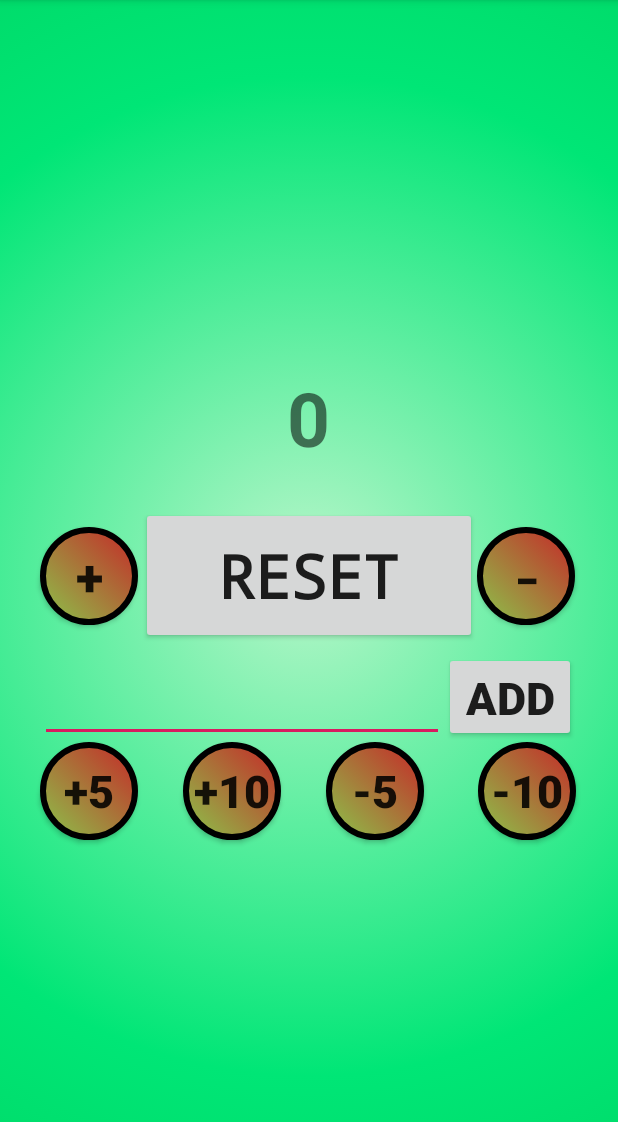
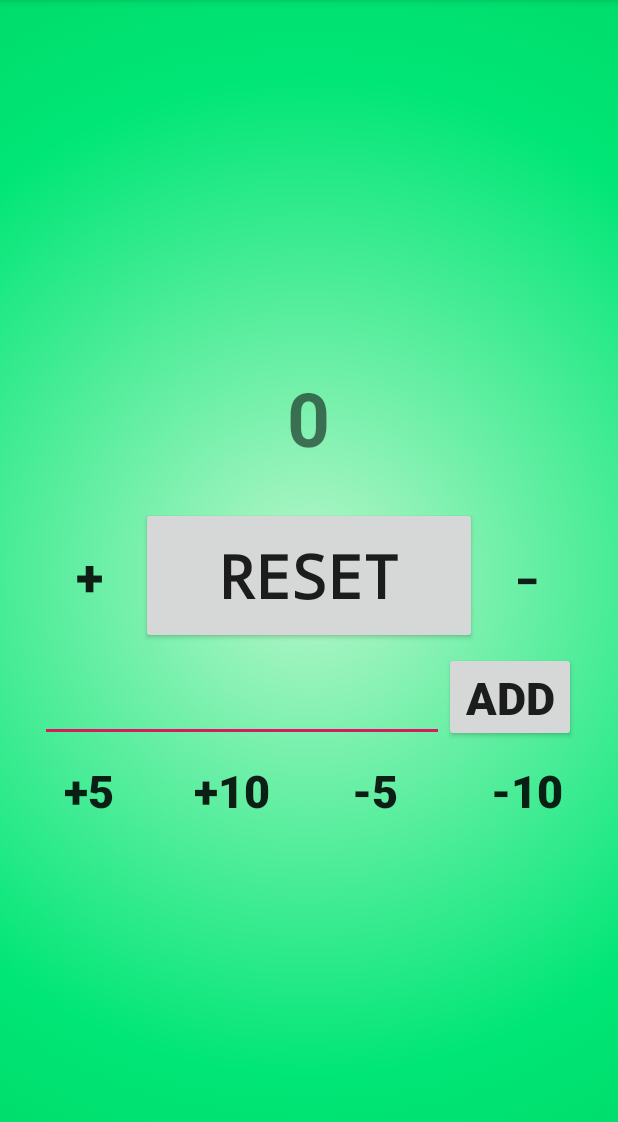
Before and after one commit to kartikeya013/AndroidApp, an Android app: the screen it shows after launch (MainActivity), on a phone screen of 412 x 824 dp, the part 84-1206 px from its top. Run offline under Robolectric (Android 15) with nearby library versions, the phone set to English and light mode, and no system bars; Roboto replaces fonts that are not available here.

Commit message:
final touches remaining

```diff
--- a/app/src/main/res/drawable/round.xml
+++ b/app/src/main/res/drawable/round.xml
@@ -1,21 +1,9 @@
-
 <?xml version="1.0" encoding="utf-8"?>
-<selector xmlns:android="http://schemas.android.com/apk/res/android">
-    <item android:state_pressed="true">
-
-        <shape android:shape="oval">
-            <gradient android:angle="360" android:endColor="#C62828" android:startColor="#8BC34A" />
-            <corners android:radius="200dp" />
-            <stroke android:width="0dp" android:color="@android:color/black" />
-        </shape>
-    </item>
-
-    <item>
-        <shape android:shape="rectangle">
-            <gradient android:angle="225" android:endColor="#8BC34A" android:startColor="#C62828" />
-            <corners android:radius="100dp" />
-            <stroke android:width="4dp" android:color="@android:color/black" />
-        </shape>
-
-    </item>
-</selector>
+<shape xmlns:android="http://schemas.android.com/apk/res/android"
+    android:shape="rectangle">
+    <stroke
+        android:width="0dp"
+        android:color="#424242"   />
+    <corners android:radius="100dp"
+        android:color="#424242"   />
+</shape>
```
Also changed, not shown: app/src/main/java/com/example/kartikeyagupta/spankme/MainActivity.java (line endings or trailing spaces).
